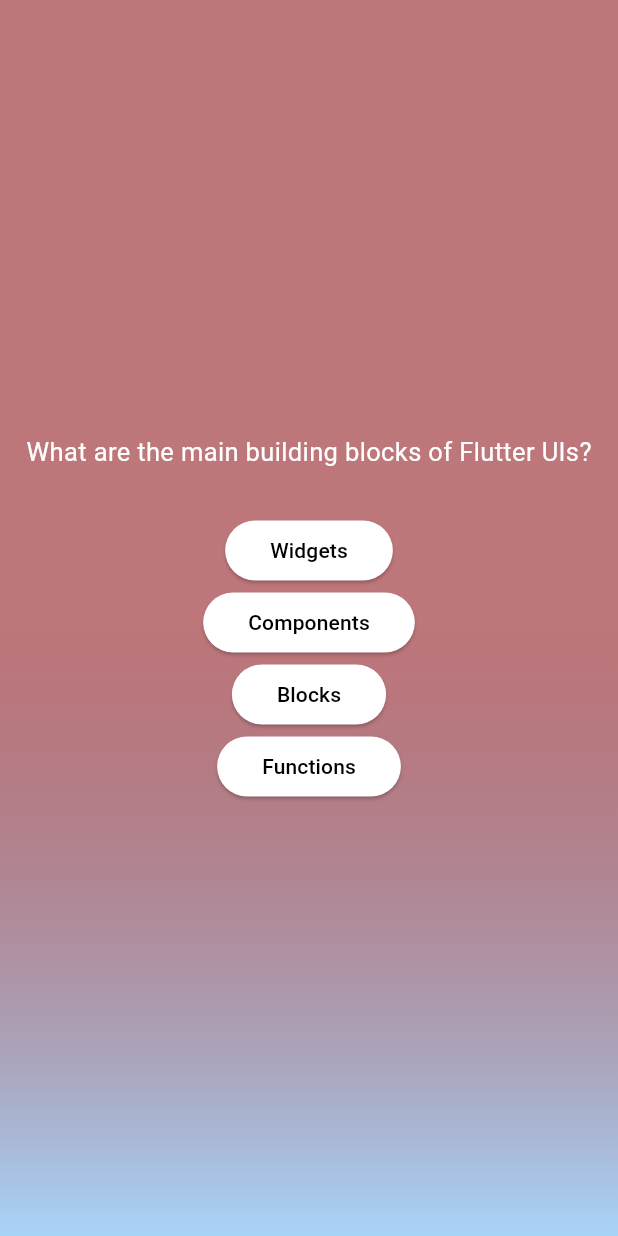
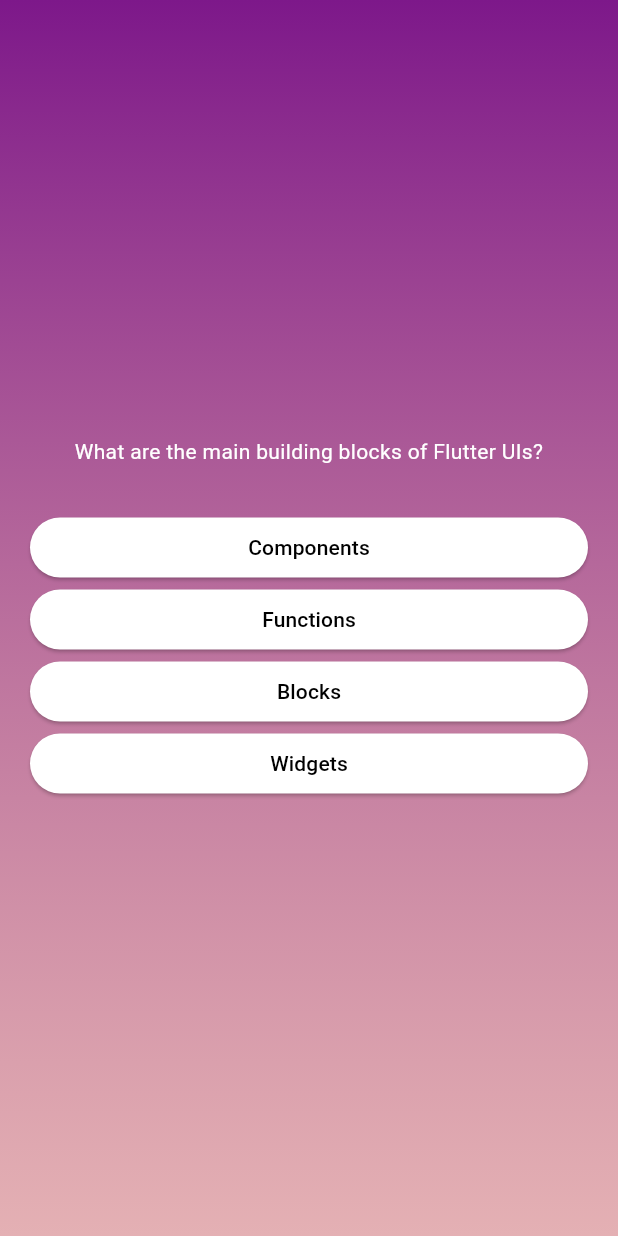
Before and after one commit to shoumik334/quiz_app, a Flutter app: the screen it shows after launch, after a tap on "Start Quiz", on a phone screen of 412 x 824 dp. Run offline on Flutter 3.47's test engine with Material 3 defaults, Android fonts, the phone set to English and light mode, and no system bars.

Commit message:
Shuffled Answer and  Answer button dynamic change

```diff
--- a/lib/models/quiz_question.dart
+++ b/lib/models/quiz_question.dart
@@ -5,4 +5,10 @@ class QuizQuestion {
 
   final String text;
   final List<String>answers;
+
+  List <String> getSuffledAnswer (){
+    final shuffledList = List.of(answers);
+    shuffledList.shuffle();
+    return shuffledList;
+  }
 }
--- a/lib/questions_screen.dart
+++ b/lib/questions_screen.dart
@@ -1,7 +1,7 @@
 import 'package:flutter/material.dart';
 import 'package:quiz_app/answer_button.dart';
 import 'package:quiz_app/data/questions.dart';
-import 'package:quiz_app/models/quiz_question.dart';
+//import 'package:quiz_app/models/quiz_question.dart';
 
 class QuestionsScreen extends StatefulWidget {
   const QuestionsScreen({super.key});
@@ -15,29 +15,28 @@ class QuestionsScreen extends StatefulWidget {
 class _QuestionsScreenState extends State<QuestionsScreen> {
   @override
   Widget build(context) {
-    final currentQuestion = questions [0];
-
+    final currentQuestion = questions[0];
 
     return SizedBox(
       width: double.infinity,
+      child: Container(
+        padding: EdgeInsets.all(20),
         child: Column(
           mainAxisAlignment: MainAxisAlignment.center,
+          crossAxisAlignment: CrossAxisAlignment.stretch,
           children: [
-          Text(currentQuestion.text,
-          style: const TextStyle(
-          color: Colors.white,
-
-          fontSize: 17,
-            ),
+            Text(
+              currentQuestion.text,
+              style: const TextStyle(color: Colors.white,),
+              textAlign: TextAlign.center,
             ),
             const SizedBox(height: 30),
 
-          AnswerButton(answerText: currentQuestion.answers[0],onTap:(){}),
-          AnswerButton(answerText: currentQuestion.answers[1],onTap:(){}),
-          AnswerButton(answerText: currentQuestion.answers[2],onTap:(){}),
-          AnswerButton(answerText: currentQuestion.answers[3],onTap:(){}),
-
+            ...currentQuestion.getSuffledAnswer().map((answer) {
+              return AnswerButton(answerText: answer, onTap: () {});
+            }),
           ],
+        ),
       ),
     );
   }
--- a/lib/quiz.dart
+++ b/lib/quiz.dart
@@ -41,10 +41,10 @@ class _QuizState extends State<Quiz> {
           decoration: BoxDecoration(
             gradient: LinearGradient(
               colors: [
-                const Color.fromARGB(135, 132, 4, 4),
-                const Color.fromARGB(255, 168, 212, 248),
+                const Color.fromRGBO(125, 24, 138, 1),
+                const Color.fromARGB(141, 207, 119, 119),
               ],
-              begin: Alignment.centerLeft,
+              begin: Alignment.topLeft,
               end: Alignment.bottomLeft,
             ),
           ),
```
Lines whose indentation alone changed are shown as unchanged.
